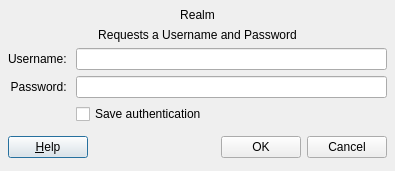
Before: the Qt Designer form src/forms/login.ui in anrichter/qsvn, drawn with Qt 5.
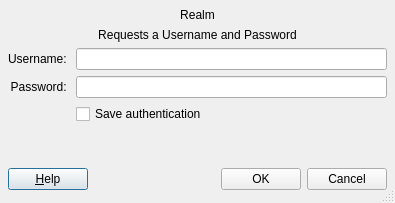
After: the same form once the commit is applied.

Diff of the .ui file:
```diff
--- a/src/forms/login.ui
+++ b/src/forms/login.ui
@@ -9,12 +9,15 @@
     <x>0</x>
     <y>0</y>
     <width>395</width>
-    <height>171</height>
+    <height>203</height>
    </rect>
   </property>
   <property name="windowTitle" >
    <string>Login</string>
   </property>
+  <property name="sizeGripEnabled" >
+   <bool>true</bool>
+  </property>
   <layout class="QGridLayout" >
    <property name="margin" >
     <number>8</number>
```
